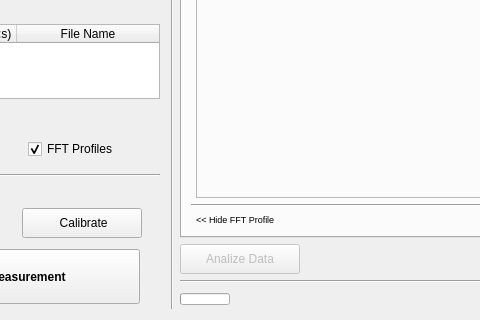
Above: pol_panel.ui from CesarCarvajal/Oxymetry-Backup-2018 before the change; both pictures show x 151 to 631 and y 542 to 862 of the 1210 by 862 pixel window. Below: the same form after it.
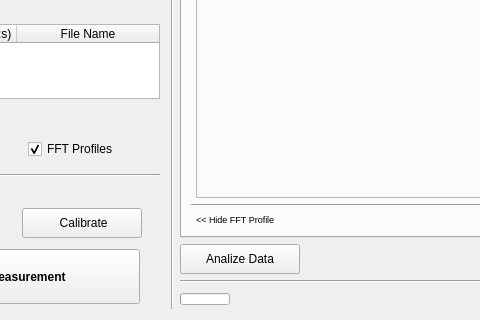
That is the form after the change. Icons and pictures are not drawn. Custom widgets are drawn as their Qt base class.

```diff
--- a/pol_panel.ui
+++ b/pol_panel.ui
@@ -2065,7 +2065,7 @@
          <item>
           <widget class="QPushButton" name="button_AnalizeData">
            <property name="enabled">
-            <bool>false</bool>
+            <bool>true</bool>
            </property>
            <property name="minimumSize">
             <size>
```
